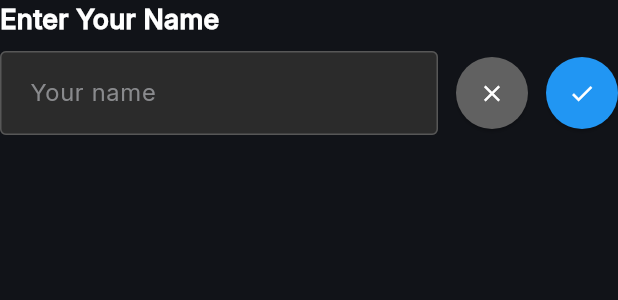
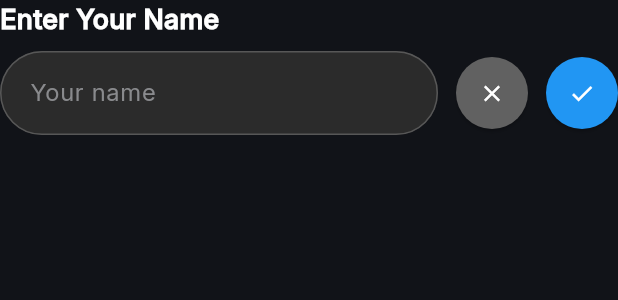
Before and after one commit to mineshp-mecha/mechanix-ui, a Flutter app: the TextInputSheetContent widget shown alone on an empty page, opened directly, on a phone screen of 412 x 824 dp. Shown: the top 300 px of the screen. Run offline on Flutter 3.47's test engine with Material 3 defaults, Android fonts, the phone set to English and light mode, and no system bars; our stand-ins replace plugin_platform_interface, watch_it.

Commit message:
bottom sheet example update

```diff
--- a/flutter/widgets/example/lib/pages/bottom_sheet_page.dart
+++ b/flutter/widgets/example/lib/pages/bottom_sheet_page.dart
@@ -3,6 +3,7 @@ import 'package:widgets/widgets.dart';
 import 'package:widgets/widgets/bottomSheetModals/mechanix_bottom_sheet_theme.dart';
 import 'package:widgets/widgets/listItems/mechanix_simple_list_theme.dart';
 import 'package:widgets/widgets/listItems/simple_list_items_type.dart';
+import 'package:widgets/widgets/textInput/mechanix_text_input_theme.dart';
 
 class BottomSheetPage extends StatelessWidget {
   const BottomSheetPage({super.key});
@@ -224,7 +225,11 @@ class TextInputSheetContent extends StatelessWidget {
 
   @override
   Widget build(BuildContext context) {
-    return Column(
+    return MechanixTextInputTheme(
+      style: MechanixTextInputThemeData(
+        borderRadius: BorderRadius.circular(50),
+      ),
+      child: Column(
         crossAxisAlignment: CrossAxisAlignment.start,
         mainAxisSize: MainAxisSize.min,
         children: [
@@ -290,6 +295,7 @@ class TextInputSheetContent extends StatelessWidget {
             ],
           ),
         ],
+      ),
     );
   }
 }
--- a/flutter/widgets/lib/widgets.dart
+++ b/flutter/widgets/lib/widgets.dart
@@ -28,4 +28,3 @@ export 'widgets/theme/theme_toggle_button.dart';
 export 'widgets/theme/variant_picker.dart';
 export 'widgets/wheelScroll/mechanix_wheel_scroll.dart';
 export 'widgets/bottomSheetModals/mechanix_bottom_sheet.dart';
-export 'widgets/textInput/text_input.dart';
```
Lines whose indentation alone changed are shown as unchanged.
